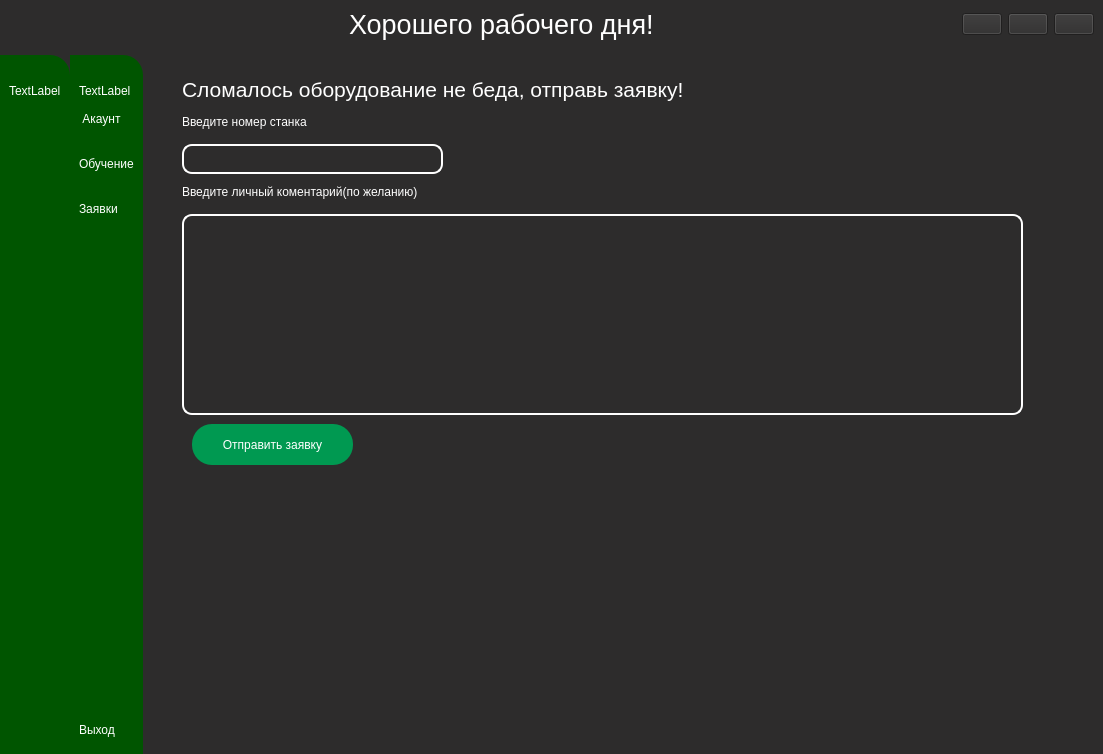
The window that main.ui (Gumke1/11111111) describes before a commit, drawn with Qt 5.
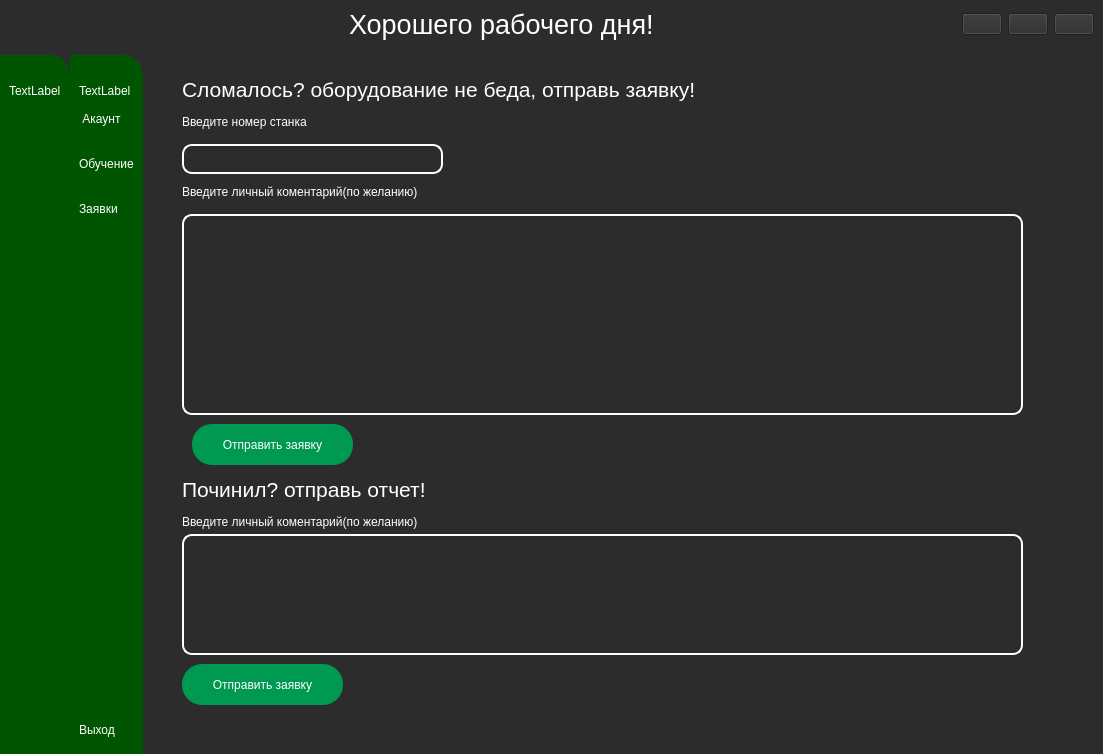
The same window after the commit. The open tabs and pages were chosen to show the change. Icons and pictures are not drawn.

The edit to the form file:
```diff
--- a/main.ui
+++ b/main.ui
@@ -1056,7 +1056,71 @@
             </font>
            </property>
            <property name="text">
-            <string>Сломалось оборудование не беда, отправь заявку!</string>
+            <string>Сломалось? оборудование не беда, отправь заявку!</string>
+           </property>
+          </widget>
+          <widget class="QLabel" name="label_20">
+           <property name="geometry">
+            <rect>
+             <x>30</x>
+             <y>410</y>
+             <width>321</width>
+             <height>31</height>
+            </rect>
+           </property>
+           <property name="font">
+            <font>
+             <pointsize>16</pointsize>
+            </font>
+           </property>
+           <property name="text">
+            <string>Починил? отправь отчет!</string>
+           </property>
+          </widget>
+          <widget class="QPushButton" name="pushButton_send_order_2">
+           <property name="geometry">
+            <rect>
+             <x>30</x>
+             <y>600</y>
+             <width>161</width>
+             <height>41</height>
+            </rect>
+           </property>
+           <property name="styleSheet">
+            <string notr="true">background-color: rgb(0, 153, 81);
+color: white;
+border-radius: 20px;</string>
+           </property>
+           <property name="text">
+            <string>Отправить заявку</string>
+           </property>
+          </widget>
+          <widget class="QLabel" name="label_21">
+           <property name="geometry">
+            <rect>
+             <x>30</x>
+             <y>450</y>
+             <width>261</width>
+             <height>16</height>
+            </rect>
+           </property>
+           <property name="text">
+            <string>Введите личный коментарий(по желанию)</string>
+           </property>
+          </widget>
+          <widget class="QTextEdit" name="textEdit_com_2">
+           <property name="geometry">
+            <rect>
+             <x>30</x>
+             <y>470</y>
+             <width>841</width>
+             <height>121</height>
+            </rect>
+           </property>
+           <property name="styleSheet">
+            <string notr="true">border: 2px solid white;
+	border-radius: 10px;
+	color: white;</string>
            </property>
           </widget>
          </widget>
```
Left out of the diff: 558 changed lines with no effect on the pictures.
